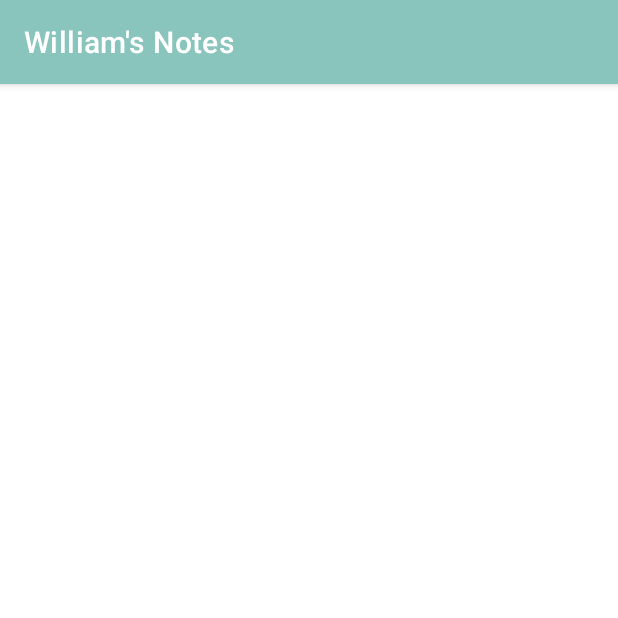
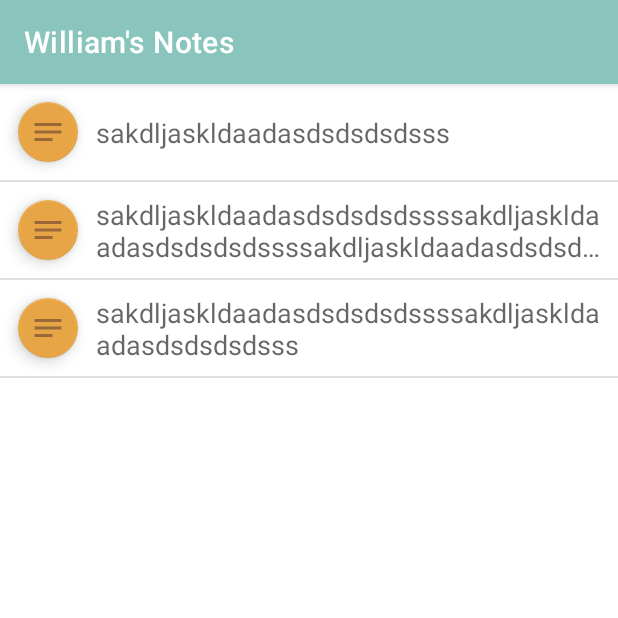
Before and after one commit to ismayilovmurad/Williams-Notes, an Android app: the screen it shows after launch (MainActivity), on a phone screen of 412 x 824 dp, the top half of it. Run offline under Robolectric (Android 15) with nearby library versions, the phone set to English and light mode, and no system bars; our stand-ins replace data binding.

Commit message:
Implementing RecyclerView

```diff
--- /dev/null
+++ b/WilliamsNotes/app/src/main/java/com/martiandeveloper/williamsnotes/adapter/NoteAdapter.kt
@@ -0,0 +1,46 @@
+package com.martiandeveloper.williamsnotes.adapter
+
+import android.view.LayoutInflater
+import android.view.ViewGroup
+import androidx.databinding.DataBindingUtil
+import androidx.recyclerview.widget.RecyclerView
+import com.martiandeveloper.williamsnotes.R
+import com.martiandeveloper.williamsnotes.databinding.RecyclerviewNoteItemBinding
+import com.martiandeveloper.williamsnotes.model.Note
+
+class NoteAdapter(private val noteList: ArrayList<Note>) :
+    RecyclerView.Adapter<NoteAdapter.NoteViewHolder>() {
+
+    inner class NoteViewHolder(private val recyclerviewNoteItemBinding: RecyclerviewNoteItemBinding) :
+        RecyclerView.ViewHolder(recyclerviewNoteItemBinding.root) {
+
+        fun bind(note: Note) {
+            recyclerviewNoteItemBinding.note = note.text
+            recyclerviewNoteItemBinding.executePendingBindings()
+        }
+
+    }
+
+    override fun onCreateViewHolder(parent: ViewGroup, viewType: Int): NoteViewHolder {
+
+        val recyclerviewNoteItemBinding: RecyclerviewNoteItemBinding = DataBindingUtil
+            .inflate(
+                LayoutInflater.from(parent.context),
+                R.layout.recyclerview_note_item,
+                parent,
+                false
+            )
+
+        return NoteViewHolder(recyclerviewNoteItemBinding)
+
+    }
+
+    override fun onBindViewHolder(holder: NoteViewHolder, position: Int) {
+        holder.bind(noteList[position])
+    }
+
+    override fun getItemCount(): Int {
+        return noteList.size
+    }
+
+}
--- a/WilliamsNotes/app/src/main/java/com/martiandeveloper/williamsnotes/view/MainFragment.kt
+++ b/WilliamsNotes/app/src/main/java/com/martiandeveloper/williamsnotes/view/MainFragment.kt
@@ -11,8 +11,11 @@ import androidx.lifecycle.ViewModel
 import androidx.recyclerview.widget.DividerItemDecoration
 import androidx.recyclerview.widget.LinearLayoutManager
 import com.martiandeveloper.williamsnotes.R
+import com.martiandeveloper.williamsnotes.adapter.NoteAdapter
 import com.martiandeveloper.williamsnotes.databinding.FragmentMainBinding
+import com.martiandeveloper.williamsnotes.model.Note
 import com.martiandeveloper.williamsnotes.viewmodel.MainViewModel
+import java.util.*
 
 class MainFragment : Fragment() {
 
@@ -35,10 +38,25 @@ class MainFragment : Fragment() {
 
         mainViewModel = getViewModel()
 
+        val noteList = arrayListOf<Note>()
+        noteList.add(Note(0, Date(), "sakdljaskldaadasdsdsdsdsss"))
+        noteList.add(
+            Note(
+                1,
+                Date(),
+                "sakdljaskldaadasdsdsdsdssssakdljaskldaadasdsdsdsdssssakdljaskldaadasdsdsdsdsss"
+            )
+        )
+        noteList.add(Note(2, Date(), "sakdljaskldaadasdsdsdsdssssakdljaskldaadasdsdsdsdsss"))
+
+        val noteAdapter = NoteAdapter(noteList)
+
         with(fragmentMainBinding.fragmentMainMainRV) {
             setHasFixedSize(true)
             val divider = DividerItemDecoration(context, LinearLayoutManager(context).orientation)
             addItemDecoration(divider)
+            adapter = noteAdapter
+            layoutManager = LinearLayoutManager(context)
         }
 
     }
--- a/WilliamsNotes/app/src/main/res/layout/layout_recyclerview_item.xml
+++ /dev/null
@@ -1,32 +0,0 @@
-<?xml version="1.0" encoding="utf-8"?>
-<androidx.constraintlayout.widget.ConstraintLayout xmlns:android="http://schemas.android.com/apk/res/android"
-    xmlns:app="http://schemas.android.com/apk/res-auto"
-    android:layout_width="match_parent"
-    android:layout_height="match_parent">
-
-    <com.google.android.material.floatingactionbutton.FloatingActionButton
-        android:id="@+id/layout_recyclerview_item_addFAB"
-        android:layout_width="72dp"
-        android:layout_height="wrap_content"
-        android:layout_margin="8dp"
-        android:clickable="true"
-        android:contentDescription="@string/app_name"
-        android:focusable="true"
-        app:fabSize="mini"
-        app:layout_constraintBottom_toBottomOf="parent"
-        app:layout_constraintStart_toStartOf="parent"
-        app:layout_constraintTop_toTopOf="parent"
-        app:srcCompat="@drawable/ic_add" />
-
-    <com.google.android.material.textview.MaterialTextView
-        android:layout_width="0dp"
-        android:layout_height="wrap_content"
-        android:ellipsize="end"
-        android:maxLines="2"
-        android:textAppearance="@style/TextAppearance.AppCompat.Medium"
-        app:layout_constraintBottom_toBottomOf="parent"
-        app:layout_constraintEnd_toEndOf="parent"
-        app:layout_constraintStart_toEndOf="@id/layout_recyclerview_item_addFAB"
-        app:layout_constraintTop_toTopOf="parent" />
-
-</androidx.constraintlayout.widget.ConstraintLayout>
--- /dev/null
+++ b/WilliamsNotes/app/src/main/res/layout/recyclerview_note_item.xml
@@ -0,0 +1,47 @@
+<?xml version="1.0" encoding="utf-8"?>
+<layout xmlns:android="http://schemas.android.com/apk/res/android"
+    xmlns:app="http://schemas.android.com/apk/res-auto">
+
+    <data>
+
+        <variable
+            name="note"
+            type="String" />
+
+    </data>
+
+    <androidx.constraintlayout.widget.ConstraintLayout
+        android:layout_width="match_parent"
+        android:layout_height="wrap_content">
+
+        <com.google.android.material.floatingactionbutton.FloatingActionButton
+            android:id="@+id/layout_recyclerview_item_addFAB"
+            android:layout_width="72dp"
+            android:layout_height="wrap_content"
+            android:layout_margin="8dp"
+            android:clickable="true"
+            android:contentDescription="@string/app_name"
+            android:focusable="true"
+            app:fabSize="mini"
+            app:layout_constraintBottom_toBottomOf="parent"
+            app:layout_constraintStart_toStartOf="parent"
+            app:layout_constraintTop_toTopOf="parent"
+            app:srcCompat="@drawable/ic_note" />
+
+        <com.google.android.material.textview.MaterialTextView
+            android:layout_width="0dp"
+            android:layout_height="wrap_content"
+            android:layout_marginStart="8dp"
+            android:layout_marginEnd="8dp"
+            android:ellipsize="end"
+            android:maxLines="2"
+            android:text="@{note}"
+            android:textAppearance="@style/TextAppearance.AppCompat.Medium"
+            app:layout_constraintBottom_toBottomOf="parent"
+            app:layout_constraintEnd_toEndOf="parent"
+            app:layout_constraintStart_toEndOf="@id/layout_recyclerview_item_addFAB"
+            app:layout_constraintTop_toTopOf="parent" />
+
+    </androidx.constraintlayout.widget.ConstraintLayout>
+
+</layout>
```
